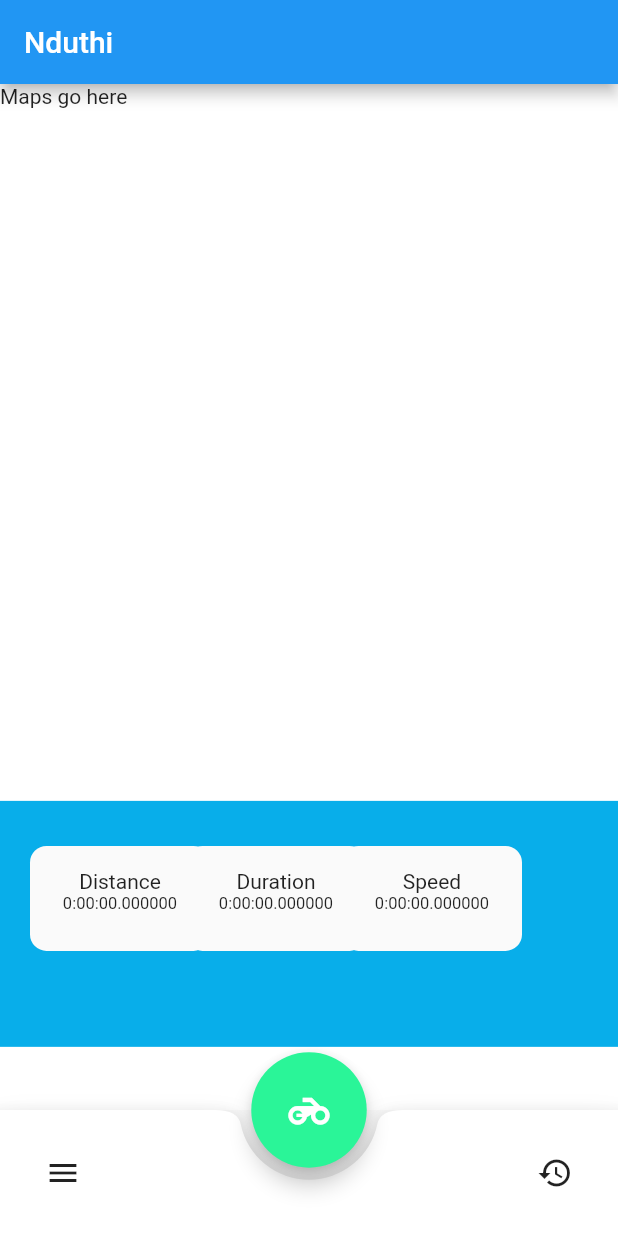
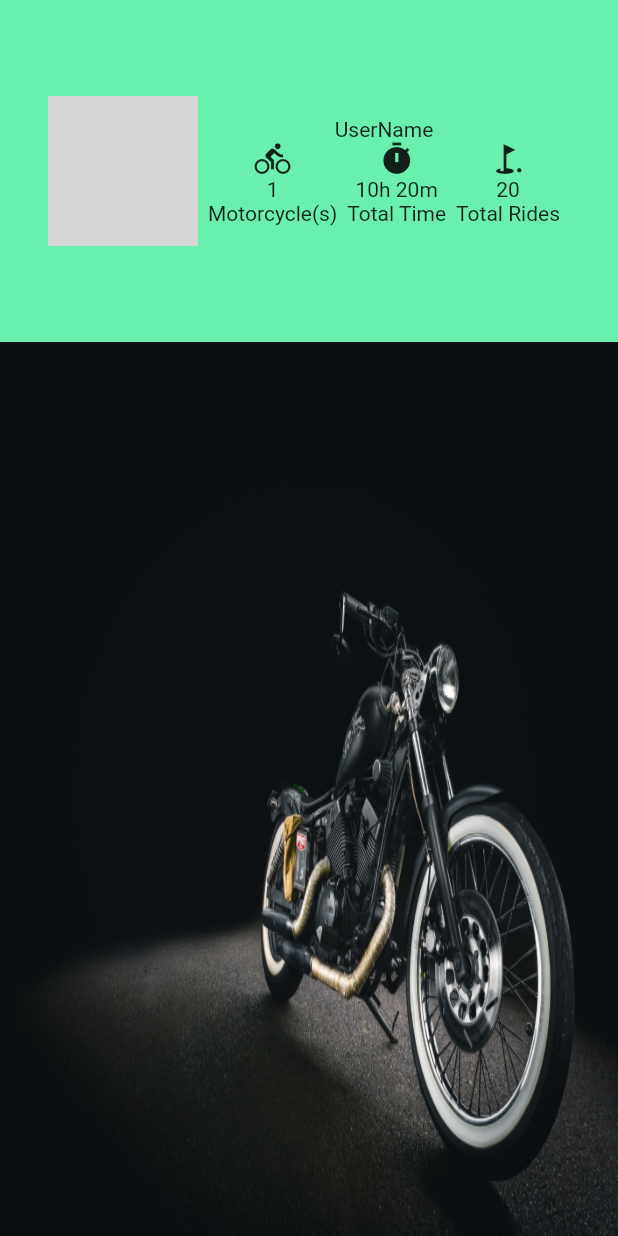
Before and after one commit to Yonkokilasi/Nduthi-Gang, a Flutter app: the screen it shows after launch, after a tap on the "motorcycle" icon, on a phone screen of 412 x 824 dp. Run offline on Flutter 3.47's test engine with Material 2 defaults, Android fonts, the phone set to English and light mode, and no system bars; grey boxes are pictures that could not be loaded.

Commit message:
added account_screen

```diff
--- /dev/null
+++ b/lib/ui/screens/accountScreen.dart
@@ -0,0 +1,81 @@
+import 'package:flutter/material.dart';
+
+class AccountScreen extends StatefulWidget {
+  @override
+  _AccountScreenState createState() => _AccountScreenState();
+}
+
+class _AccountScreenState extends State<AccountScreen> {
+  @override
+  Widget build(BuildContext context) {
+    return Material(
+      child: Container(
+        color: Colors.white,
+        child: Column(
+          children: <Widget>[
+            Container(
+              padding:
+                  const EdgeInsets.symmetric(vertical: 64.0, horizontal: 32.0),
+              color: Colors.greenAccent,
+              child: Column(
+                mainAxisAlignment: MainAxisAlignment.start,
+                children: <Widget>[
+                  Row(
+                    children: <Widget>[
+                      Container(
+                          width: 100.0,
+                          height: 100.0,
+                          decoration: new BoxDecoration(
+                              shape: BoxShape.circle,
+                              image: new DecorationImage(
+                                  fit: BoxFit.fill,
+                                  image: new AssetImage(
+                                      "assets/account_profile.jpg")))),
+                      Expanded(
+                        child: Column(
+                          mainAxisAlignment: MainAxisAlignment.center,
+                          children: <Widget>[
+                            Text('UserName'),
+                            Row(
+                              mainAxisAlignment: MainAxisAlignment.spaceEvenly,
+                              children: <Widget>[
+                                Column(
+                                  children: <Widget>[
+                                    Icon(Icons.directions_bike),
+                                    Text('1'),
+                                    Text('Motorcycle(s)')
+                                  ],
+                                ),
+                                Column(
+                                  children: <Widget>[
+                                    Icon(Icons.timer),
+                                    Text('10h 20m'),
+                                    Text('Total Time')
+                                  ],
+                                ),
+                                Column(
+                                  children: <Widget>[
+                                    Icon(Icons.golf_course),
+                                    Text('20'),
+                                    Text('Total Rides')
+                                  ],
+                                ),
+                              ],
+                            ),
+                          ],
+                        ),
+                      ),
+                    ],
+                  ),
+                ],
+              ),
+            ),
+            Expanded(
+              child: Image.asset('assets/account_motorcycle.jpg', fit: BoxFit.fill),
+            ),
+          ],
+        ),
+      ),
+    );
+  }
+}
--- a/lib/ui/screens/homeScreen.dart
+++ b/lib/ui/screens/homeScreen.dart
@@ -4,6 +4,8 @@ import 'package:nduthi_gang/objects/state.dart';
 import 'package:nduthi_gang/utils/bottomNavigation.dart';
 import 'package:nduthi_gang/utils/colors.dart';
 import 'package:nduthi_gang/utils/strings.dart';
+
+import 'accountScreen.dart';
 
 class HomeScreen extends StatefulWidget {
   HomeScreen({Key key}) : super(key: key);
@@ -132,7 +134,11 @@ class _HomeScreenState extends State<HomeScreen> {
                 backgroundColor: colorPrimary,
                 materialTapTargetSize: MaterialTapTargetSize.padded,
                 child: IconButton(
-                  onPressed: () {},
+                  onPressed: () {
+                    Navigator.push(context, MaterialPageRoute(
+                      builder: (context) => AccountScreen()
+                    ));
+                  },
                   /// to do replace with custom
                   icon: new Icon(Icons.motorcycle),
                 )),
--- a/pubspec.yaml
+++ b/pubspec.yaml
@@ -39,3 +39,5 @@ flutter:
   uses-material-design: true
   assets:
     - assets/icons/
+    - assets/account_motorcycle.jpg
+    - assets/account_profile.jpg
```
Also changed, not shown: assets/account_motorcycle.jpg (added), pubspec.lock, 1 other file.
